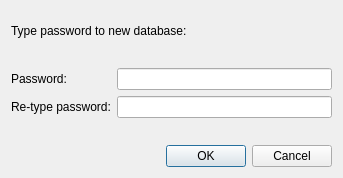
Old version of the form dialogs/NewDatabaseDialogPage2.ui in the repository veaceslav/qpass-qt5.
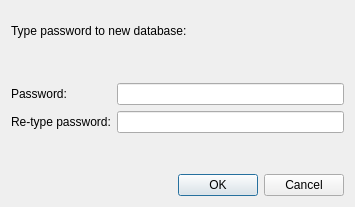
New version of the form.

```diff
--- a/dialogs/NewDatabaseDialogPage2.ui
+++ b/dialogs/NewDatabaseDialogPage2.ui
@@ -6,8 +6,8 @@
    <rect>
     <x>0</x>
     <y>0</y>
-    <width>343</width>
-    <height>178</height>
+    <width>355</width>
+    <height>207</height>
    </rect>
   </property>
   <property name="windowTitle">
```
